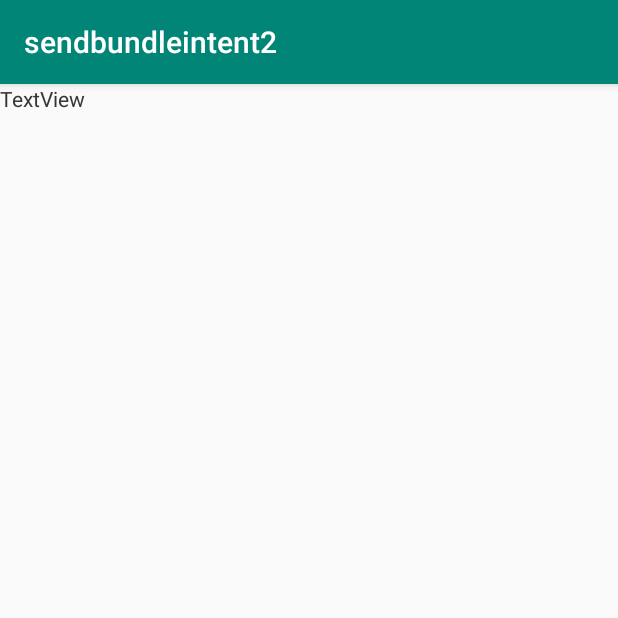
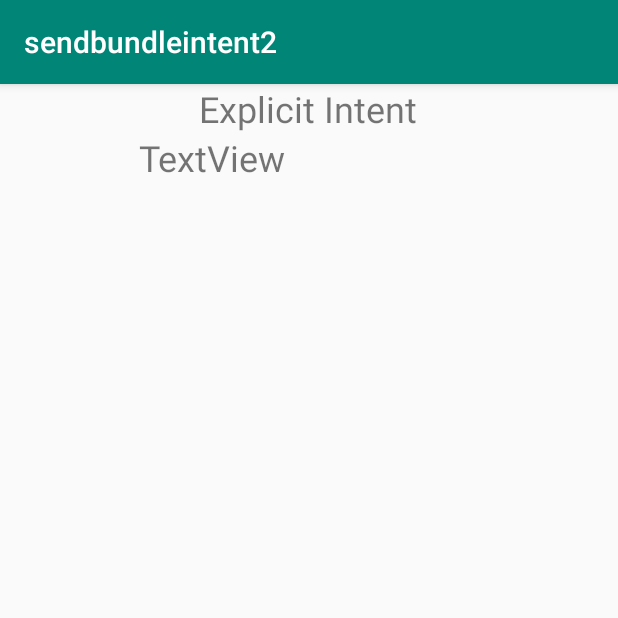
Before and after one commit to lesnyg/sendbundleintent2, an Android app: the secondActivity screen opened directly, with no data from a screen before it, on a phone screen of 412 x 824 dp, the top half of it. Run offline under Robolectric (Android 15) with nearby library versions, the phone set to English and light mode, and no system bars; 1 statement that could not run was skipped.

Commit message:
second commit

```diff
--- a/app/src/main/java/com/lesnyg/edu/sendbundleintent2/secondActivity.java
+++ b/app/src/main/java/com/lesnyg/edu/sendbundleintent2/secondActivity.java
@@ -2,6 +2,7 @@ package com.lesnyg.edu.sendbundleintent2;
 
 import android.support.v7.app.AppCompatActivity;
 import android.os.Bundle;
+import android.widget.TextView;
 
 public class secondActivity extends AppCompatActivity {
 
@@ -9,5 +10,9 @@ public class secondActivity extends AppCompatActivity {
     protected void onCreate(Bundle savedInstanceState) {
         super.onCreate(savedInstanceState);
         setContentView(R.layout.activity_second);
+
+        Bundle bundle = getIntent().getExtras();
+        TextView textView = (TextView)findViewById(R.id.singleName);
+        textView.setText(bundle.getString("singleName","No Data"));
     }
 }
--- a/app/src/main/res/layout/activity_main.xml
+++ b/app/src/main/res/layout/activity_main.xml
@@ -16,5 +16,6 @@
             android:layout_width="match_parent"
             android:layout_height="wrap_content"
             android:text="Button" />
+
     </LinearLayout>
 </android.support.constraint.ConstraintLayout>
--- a/app/src/main/res/layout/activity_second.xml
+++ b/app/src/main/res/layout/activity_second.xml
@@ -1,20 +1,28 @@
 <?xml version="1.0" encoding="utf-8"?>
-<android.support.constraint.ConstraintLayout xmlns:android="http://schemas.android.com/apk/res/android"
+<LinearLayout xmlns:android="http://schemas.android.com/apk/res/android"
     xmlns:app="http://schemas.android.com/apk/res-auto"
     xmlns:tools="http://schemas.android.com/tools"
-    android:layout_width="match_parent"
-    android:layout_height="match_parent"
+    android:layout_width="wrap_content"
+    android:layout_height="wrap_content"
+    android:layout_gravity="top|center"
+    android:orientation="vertical"
     tools:context=".secondActivity">
 
+
     <TextView
-        android:id="@+id/textView"
+        android:id="@+id/textView3"
+        android:layout_width="226dp"
+        android:layout_height="wrap_content"
+        android:text="@string/textView3"
+        android:textAlignment="center"
+        android:textSize="24sp" />
+
+    <TextView
+        android:id="@+id/singleName"
         android:layout_width="wrap_content"
         android:layout_height="wrap_content"
-        android:text="TextView" />
+        android:text="TextView"
+        android:textAlignment="center"
+        android:textSize="24sp" />
 
-    <TextView
-        android:id="@+id/textView2"
-        android:layout_width="wrap_content"
-        android:layout_height="wrap_content"
-        android:text="TextView" />
-</android.support.constraint.ConstraintLayout>
+</LinearLayout>
--- a/app/src/main/res/values/strings.xml
+++ b/app/src/main/res/values/strings.xml
@@ -1,3 +1,4 @@
 <resources>
     <string name="app_name">sendbundleintent2</string>
+    <string name="textView3">Explicit Intent</string>
 </resources>
```
Also changed, not shown: app/src/main/java/com/lesnyg/edu/sendbundleintent2/MainActivity.java (+19 -1 lines).
